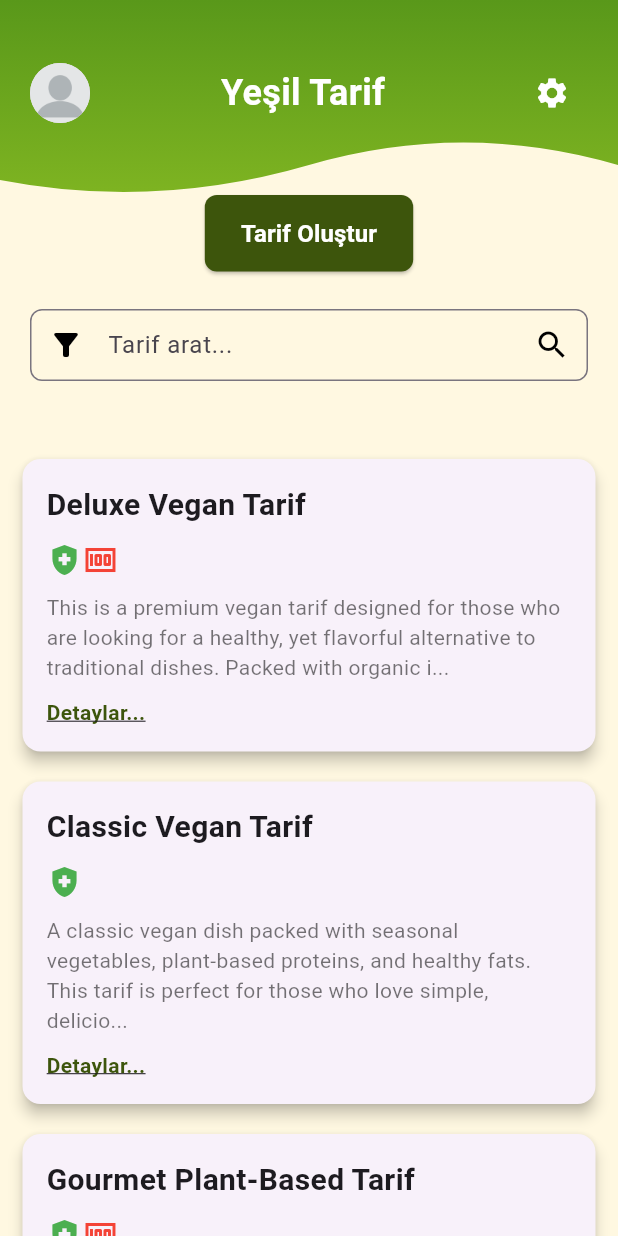
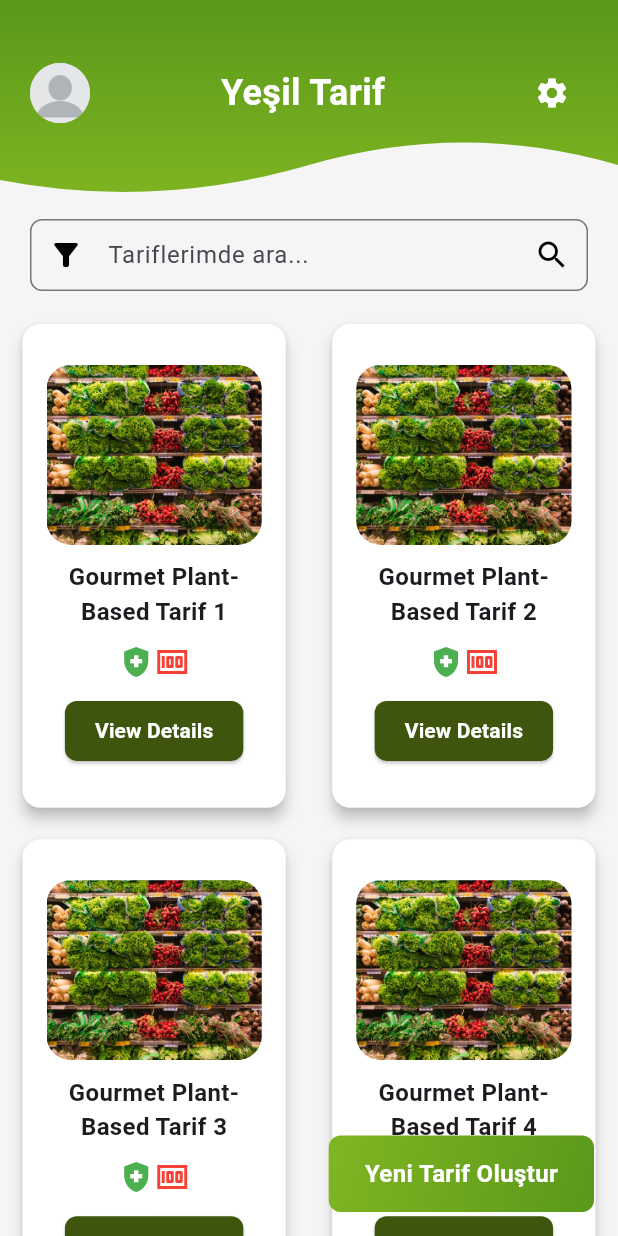
Before and after one commit to berkemremert/yesilsepet, a Flutter app: the MainPage screen opened directly, on a phone screen of 412 x 824 dp. Run offline on Flutter 3.47's test engine with Material 3 defaults, Android fonts, the phone set to English and light mode, and no system bars; our stand-ins replace font_awesome_flutter.

Commit message:
Ui changes to the tarif showing part

```diff
--- a/lib/Views/mainPage/main-page.dart
+++ b/lib/Views/mainPage/main-page.dart
@@ -18,26 +18,20 @@ class _MainPageState extends State<MainPage> {
     double greenBarHeight = 140.0;
 
     return Scaffold(
-      backgroundColor: AppColors.warmWhite,
+      backgroundColor: AppColors.offWhite,
       body: Stack(
         children: [
-            const Align(
-              alignment: Alignment.topCenter,
-              child: TarifMainButton(),
-            ),
-
           MainHeaderWave(greenBarHeight: greenBarHeight),
-
           Column(
             children: [
               const SizedBox(height: 30),
               MainHeaderElements(),
-                const SizedBox(height: 100),
+              const SizedBox(height: 40),
               Padding(
                 padding: const EdgeInsets.symmetric(horizontal: 20.0, vertical: 12.0),
                 child: TextField(
                   decoration: InputDecoration(
-                      hintText: 'Tarif arat...',
+                    hintText: 'Tariflerimde ara...',
                     border: OutlineInputBorder(
                       borderRadius: BorderRadius.circular(8.0),
                       borderSide: BorderSide(color: AppColors.lightGray),
@@ -50,32 +44,34 @@ class _MainPageState extends State<MainPage> {
               ),
               Expanded(
                 child: SingleChildScrollView(
-                    child: Column(
-                      children: [
-                        const SizedBox(height: 30),
-                        TarifCard(
-                          title: 'Deluxe Vegan Tarif',
-                          description: 'This is a premium vegan tarif designed for those who are looking for a healthy, yet flavorful alternative to traditional dishes. Packed with organic ingredients, and rich in plant-based proteins, this tarif ensures that your dietary needs are met without compromising taste. It’s an ideal choice for anyone who cares about sustainability and a balanced lifestyle.',
-                          isHealthy: true,
-                          isExpensive: true,
+                  child: GridView.builder(
+                    shrinkWrap: true,
+                    physics: NeverScrollableScrollPhysics(), // Prevent scrolling within the GridView
+                    gridDelegate: SliverGridDelegateWithFixedCrossAxisCount(
+                      crossAxisCount: 2,
+                      crossAxisSpacing: 1, // Space between columns
+                      mainAxisSpacing: 1, // Space between rows
+                      childAspectRatio: 0.6, // Adjust the aspect ratio for card width
                     ),
-                        TarifCard(
-                          title: 'Classic Vegan Tarif',
-                          description: 'A classic vegan dish packed with seasonal vegetables, plant-based proteins, and healthy fats. This tarif is perfect for those who love simple, delicious meals that support a vegan lifestyle.',
-                          isHealthy: true,
-                          isExpensive: false,
-                        ),
-                        TarifCard(
-                          title: 'Gourmet Plant-Based Tarif',
+                    itemCount: 6, // The number of TarifCards to display
+                    itemBuilder: (context, index) {
+                      return TarifCard(
+                        title: 'Gourmet Plant-Based Tarif ${index + 1}',
                         description: 'This gourmet tarif is a luxurious combination of plant-based ingredients, offering a refined taste experience. Ideal for those looking to indulge in a sophisticated yet healthy dish.',
                         isHealthy: true,
                         isExpensive: true,
-                        ),
-                      ],
+                      );
+                    },
                   ),
                 ),
               ),
             ],
+          ),
+
+          Positioned(
+            bottom: 16,
+            right: 16,
+            child: TarifMainButton(),
           ),
         ],
       ),
--- a/lib/Views/mainPage/widgets/tarif_blocks.dart
+++ b/lib/Views/mainPage/widgets/tarif_blocks.dart
@@ -17,41 +17,55 @@ class TarifCard extends StatelessWidget {
   @override
   Widget build(BuildContext context) {
     return Card(
+      color: AppColors.pureWhite,
       elevation: 4.0,
       margin: EdgeInsets.symmetric(vertical: 10.0, horizontal: 15.0),
       child: Padding(
         padding: const EdgeInsets.all(16.0),
         child: Column(
-          crossAxisAlignment: CrossAxisAlignment.start,
+          mainAxisAlignment: MainAxisAlignment.center, // Center the content vertically
+          crossAxisAlignment: CrossAxisAlignment.center, // Center the content horizontally
           children: [
+            // Placeholder image with shaved corners
+            ClipRRect(
+              borderRadius: BorderRadius.circular(16.0), // Set the border radius for rounded corners
+              child: Image.asset(
+                'assets/grocery.jpeg', // Your placeholder image path
+                height: 120.0, // Set the height of the image
+                fit: BoxFit.cover, // Make sure the image covers the space
+              ),
+            ),
+            SizedBox(height: 10.0),
+            // Title with smaller font size
             Text(
               title,
-              style: TextStyle(fontSize: 20.0, fontWeight: FontWeight.bold),
+              style: TextStyle(fontSize: 16.0, fontWeight: FontWeight.bold), // Smaller font size
+              textAlign: TextAlign.center, // Center align the title text
             ),
             SizedBox(height: 10.0),
             Row(
+              mainAxisAlignment: MainAxisAlignment.center, // Center the row content
               children: [
                 if (isHealthy) Icon(Icons.health_and_safety, color: Colors.green),
                 if (isExpensive) Icon(Icons.money, color: Colors.red),
               ],
             ),
             SizedBox(height: 10.0),
-            Text(
-              description.length > 50 ? description.substring(0, 150) + '...' : description,
-              style: TextStyle(color: Colors.black54),
-            ),
-            SizedBox(height: 10.0),
-            GestureDetector(
-              onTap: () {
-                print('lksfşlkşsdlfklşs'); // TODO: IMPLEMENT HERE
+            ElevatedButton(
+              onPressed: () {
+                print('odfkslf');
               },
+              style: ElevatedButton.styleFrom(
+                backgroundColor: AppColors.oliveGreen,
+                foregroundColor: AppColors.pureWhite,
+                padding: EdgeInsets.symmetric(vertical: 10.0, horizontal: 20.0),
+                shape: RoundedRectangleBorder(
+                  borderRadius: BorderRadius.circular(8.0),
+                ),
+              ),
               child: Text(
-                'Detaylar...',
-                style: TextStyle(
-                  color: AppColors.oliveGreen,
-                  fontWeight: FontWeight.bold,
-                  decoration: TextDecoration.underline,
-                ),
+                'View Details',
+                style: TextStyle(fontWeight: FontWeight.bold),
               ),
             ),
           ],
--- a/lib/Views/mainPage/widgets/tarif_main_button.dart
+++ b/lib/Views/mainPage/widgets/tarif_main_button.dart
@@ -12,23 +12,25 @@ class TarifMainButton extends StatefulWidget {
 class _TarifMainButtonState extends State<TarifMainButton> {
   @override
   Widget build(BuildContext context) {
-    return Column(
-      mainAxisSize: MainAxisSize.min,
-      children: [
-        const SizedBox(height: 130),
-        ElevatedButton(
-          onPressed: () {
+    return InkWell(
+      onTap: () {
         // TODO: IMPLEMENT
       },
-          style: ElevatedButton.styleFrom(
-            backgroundColor: AppColors.oliveGreen,
+      child: Container(
         padding: const EdgeInsets.symmetric(vertical: 14, horizontal: 24),
-            shape: RoundedRectangleBorder(
+        decoration: BoxDecoration(
           borderRadius: BorderRadius.circular(8),
+          gradient: LinearGradient(
+            colors: [
+              AppColors.limeGreen,
+              AppColors.green,
+            ],
+            begin: Alignment.topLeft,
+            end: Alignment.bottomRight,
           ),
         ),
         child: const Text(
-            'Tarif Oluştur',
+          'Yeni Tarif Oluştur',
           style: TextStyle(
             fontSize: 16,
             fontWeight: FontWeight.bold,
@@ -36,58 +38,6 @@ class _TarifMainButtonState extends State<TarifMainButton> {
           ),
         ),
       ),
-        // Stack(
-        //   children: [
-        //     // Blurred Image Background
-        //     ClipRRect(
-        //       borderRadius: BorderRadius.circular(8),
-        //       child: Image.asset(
-        //         'assets/grocery.jpg',
-        //         height: 150,
-        //         width: double.infinity,
-        //         fit: BoxFit.cover,
-        //       ),
-        //     ),
-        //     Positioned.fill(
-        //       child: BackdropFilter(
-        //         filter: ImageFilter.blur(sigmaX: 5, sigmaY: 5),
-        //         child: Container(
-        //           color: Colors.black.withOpacity(0.3), // Overlay color
-        //         ),
-        //       ),
-        //     ),
-        //
-        //     // Button positioned at the bottom of the image
-        //     Positioned(
-        //       bottom: 16, // Adjusts the distance from the bottom
-        //       left: 16,
-        //       right: 16,
-        //       child: ElevatedButton(
-        //         onPressed: () {
-        //           // TODO: IMPLEMENT
-        //         },
-        //         style: ElevatedButton.styleFrom(
-        //           backgroundColor: AppColors.oliveGreen,
-        //           padding: const EdgeInsets.symmetric(vertical: 14, horizontal: 24),
-        //           shape: RoundedRectangleBorder(
-        //             borderRadius: BorderRadius.circular(8),
-        //           ),
-        //         ),
-        //         child: const Text(
-        //           'Tarif Oluştur',
-        //           style: TextStyle(
-        //             fontSize: 16,
-        //             fontWeight: FontWeight.bold,
-        //             color: AppColors.pureWhite,
-        //           ),
-        //         ),
-        //       ),
-        //     ),
-        //   ],
-        // ),
-
-        const SizedBox(height: 8),
-      ],
     );
   }
 }
```
Lines whose indentation alone changed are shown as unchanged.
